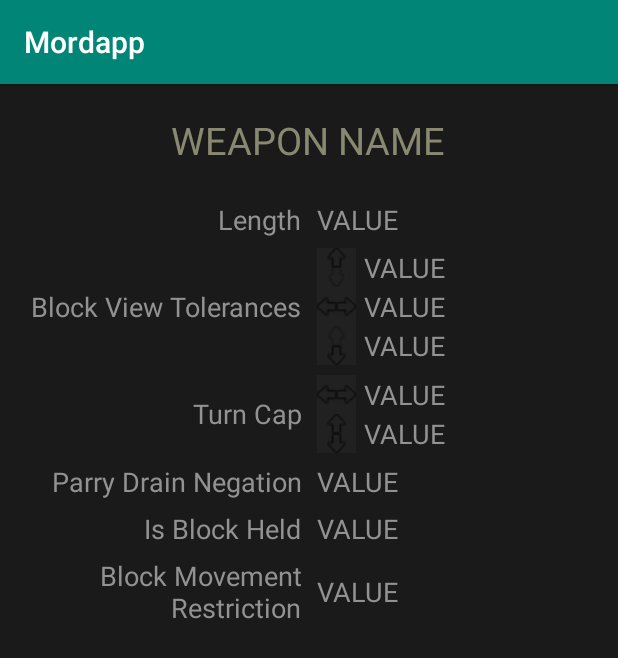
After one commit to Lucas-Mn/Mordapp, an Android app: the fragment FragWpnDetailShield placed in its activity, on a phone screen of 412 x 824 dp. The commit adds this screen. Shown: the top 658 px of the screen. Run offline under Robolectric (Android 15) with nearby library versions, the phone set to English and light mode, and no system bars; our stand-ins replace Room's generated code; 10 statements that could not run were skipped.

Commit message:
Shields Implemented
Gotta implement stats for dedicated throwables now.

```diff
--- a/app/src/main/java/frise/project/mordapp/model/Item.java
+++ b/app/src/main/java/frise/project/mordapp/model/Item.java
@@ -7,6 +7,7 @@ public class Item implements Serializable {
     //region helpers
     public static final String TYPE_WEAPON = "weapon";
     public static final String TYPE_USEABLE = "useable";
+    public static final String TYPE_SHIELD = "Shield";
     public static final String HANDED_ONE = "One-Handed";
     public static final String HANDED_TWO = "Two-Handed";
     public static final String HANDED_HYBRID = "One/Two-Handed";
@@ -22,6 +23,8 @@ public class Item implements Serializable {
     private Attack stab, strike;
     private Attack alt_stab, alt_strike;
     private float bvth, bvtu, bvtd;
+    private boolean heldBlock;
+    private String bmr;
     private String description;
     //endregion
 
@@ -34,6 +37,8 @@ public class Item implements Serializable {
     public float getBlockViewToleranceHorizontal(){return bvth;}
     public float getBlockViewToleranceUp(){return bvtu;}
     public float getBlockViewToleranceDown(){return bvtd;}
+    public boolean isBlockHeld(){return heldBlock;}
+    public String getBmr(){return bmr;}
     public String getDescription(){return description;}
     //endregion
 
@@ -61,18 +66,21 @@ public class Item implements Serializable {
         bvth = row.getBlockViewHorizontal();
         bvtu = row.getBlockViewUp();
         bvtd = row.getBlockViewDown();
+        heldBlock = row.getHeldBlock();
+        bmr = row.getBmr();
         description = row.getDescription();
         if(row.getMode().equals(Row.MODES_REGULAR))
             if(row.getAttackType().equals(Attack.STRIKE))
                 strike = row.getAttack();
             else if(row.getAttackType().equals(Attack.STAB))
                 stab = row.getAttack();
+            else strike = row.getAttack();
         else
             if(row.getAttackType().equals(Attack.STRIKE))
                 alt_strike = row.getAttack();
             else if(row.getAttackType().equals(Attack.STAB))
                 alt_stab = row.getAttack();
-        type = row.getAttackType()=="Use"?TYPE_USEABLE:TYPE_WEAPON;
+        type = row.getAttackType();
     }
     //endregion
 
@@ -109,6 +117,7 @@ public class Item implements Serializable {
 
     public enum MODE { REGULAR, ALT; }
     public enum ATK_TYPE { STRIKE, STAB; }
+    public Attack getAttack(){ return strike; }
     public Attack getAttack(MODE mode, ATK_TYPE type) {
         if(mode == MODE.REGULAR)
             if(type == ATK_TYPE.STRIKE)
--- a/app/src/main/java/frise/project/mordapp/model/Row.java
+++ b/app/src/main/java/frise/project/mordapp/model/Row.java
@@ -57,7 +57,7 @@ public class Row {
     public float getBlockViewHorizontal(){return bvth;}
     public float getBlockViewDown(){return bvtd;}
     public boolean getHeldBlock(){return heldblock=="Yes";}
-    //bmr?
+    public String getBmr(){return bmr;}
     public int getProjectileSpeed(){return projectile_speed;}
     public int getGravityScale(){return gravity_scale;}
     public int getMaxAmmo(){return maxAmmo;}
@@ -84,17 +84,19 @@ public class Row {
 
         Attack atk;
 
-        if(!attacktype.equals(ThrownAttack.TYPE))
+        if(attacktype.equals(RegularAttack.STRIKE) || attacktype.equals(RegularAttack.STAB))
             atk = new RegularAttack(dmg_head, dmg_chest, dmg_legs
                                     ,windup, release, recovery, combo,
                                     drain, negation, miss,
                                     tch, tcv,
                                     getStopOnHit(), getCanCombo(), getCanFlinch(), length,
                                     kb, wood, stone);
-        else
+        else if(attacktype.equals(ThrownAttack.TYPE))
             atk = new ThrownAttack(dmg_head, dmg_chest, dmg_legs,
                                     wood, stone, flinch,
                                     projectile_speed, gravity_scale);
+        else //if(attacktype.equals(ShieldAttack.TYPE))
+            atk = new ShieldAttack(tcv, tch, negation);
 
         return atk;
     }
--- /dev/null
+++ b/app/src/main/java/frise/project/mordapp/model/ShieldAttack.java
@@ -0,0 +1,23 @@
+package frise.project.mordapp.model;
+
+public class ShieldAttack extends Attack{
+
+    private float turncapVertical, turncapHorizontal;
+    private int negation;
+
+    public float getTurncapVertical(){return turncapVertical;}
+    public float getTurncapHorizontal(){return turncapHorizontal;}
+    public int getNegation(){return negation;}
+
+    public ShieldAttack(float turncapVertical, float turncapHorizontal, int negation) {
+        this.turncapVertical = turncapVertical;
+        this.turncapHorizontal = turncapHorizontal;
+        this.negation = negation;
+    }
+
+    public static final String TYPE = Item.TYPE_SHIELD;
+    @Override
+    public String getType() {
+        return TYPE;
+    }
+}
--- a/app/src/main/java/frise/project/mordapp/view/ActivityWeaponList.java
+++ b/app/src/main/java/frise/project/mordapp/view/ActivityWeaponList.java
@@ -13,6 +13,7 @@ import android.widget.Toast;
 
 import frise.project.mordapp.R;
 import frise.project.mordapp.model.Item;
+import frise.project.mordapp.model.RegularAttack;
 import frise.project.mordapp.model.RowContainer;
 import frise.project.mordapp.retrofit.HELPER;
 import frise.project.mordapp.retrofit.ItemDAO;
@@ -40,8 +41,10 @@ implements AdapterWpn.Listener {
     @Override
     public void onClick(Item item) {
         Fragment frg;
-        if(item.getAttack(Item.MODE.REGULAR, Item.ATK_TYPE.STRIKE) != null)
+        if(item.getType().equals(RegularAttack.STRIKE) || item.getType().equals(RegularAttack.STAB))
             frg = new FragWpnDetail();
+        else if(item.getType().equals(item.TYPE_SHIELD))
+            frg = new FragWpnDetailShield();
         else
             frg = new FragWpnDetailBlank();
         Bundle bundle = new Bundle();
--- a/app/src/main/java/frise/project/mordapp/view/FragWpnDetail.java
+++ b/app/src/main/java/frise/project/mordapp/view/FragWpnDetail.java
@@ -41,7 +41,6 @@ public class FragWpnDetail extends Fragment {
         // Required empty public constructor
     }
 
-
     @Override
     public View onCreateView(LayoutInflater inflater, ViewGroup container,
                              Bundle savedInstanceState) {
--- /dev/null
+++ b/app/src/main/java/frise/project/mordapp/view/FragWpnDetailShield.java
@@ -0,0 +1,73 @@
+package frise.project.mordapp.view;
+
+
+import android.os.Bundle;
+
+import androidx.fragment.app.Fragment;
+
+import android.view.LayoutInflater;
+import android.view.View;
+import android.view.ViewGroup;
+import android.widget.TextView;
+
+import frise.project.mordapp.R;
+import frise.project.mordapp.model.Item;
+import frise.project.mordapp.model.ShieldAttack;
+import frise.project.mordapp.retrofit.HELPER;
+
+/**
+ * A simple {@link Fragment} subclass.
+ */
+public class FragWpnDetailShield extends Fragment {
+
+    private Item item;
+
+    private ViewGroup detailContainer;
+    private TextView lblBvtUp, lblBvtHorizontal, lblBvtDown,
+        lblTurncapVertical, lblTurncapHorizontal,
+        lblNegation, lblBlockHeld, lblBmr;
+
+    public FragWpnDetailShield() {
+        // Required empty public constructor
+    }
+
+
+    @Override
+    public View onCreateView(LayoutInflater inflater, ViewGroup container,
+                             Bundle savedInstanceState) {
+        // Inflate the layout for this fragment
+        View view = inflater.inflate(R.layout.frag_wpn_detail_shield, container, false);
+
+        Bundle bundle = getArguments();
+        item = (Item) bundle.getSerializable(FragWpnDetail.TAG_WEAPON);
+
+        //region find views
+        detailContainer = view.findViewById(R.id.frag_wpn_shield_container);
+        LayoutInflater.from(getContext()).inflate(R.layout.lower_stats_shield, detailContainer);
+        lblBvtUp = detailContainer.findViewById(R.id.stats_shield_blockview_up);
+        lblBvtHorizontal = detailContainer.findViewById(R.id.stats_shield_blockview_horizontal);
+        lblBvtDown = detailContainer.findViewById(R.id.stats_shield_blockview_down);
+        lblTurncapVertical = detailContainer.findViewById(R.id.stats_shield_turncap_vertical);
+        lblTurncapHorizontal = detailContainer.findViewById(R.id.stats_shield_turncap_horizontal);
+        lblNegation = detailContainer.findViewById(R.id.stats_shield_negation);
+        lblBlockHeld = detailContainer.findViewById(R.id.stats_shield_block_held);
+        lblBmr = detailContainer.findViewById(R.id.stats_shield_bmr);
+        //endregion
+
+        //region set views
+        lblBvtUp.setText(String.valueOf(item.getBlockViewToleranceUp()));
+        lblBvtHorizontal.setText(String.valueOf(item.getBlockViewToleranceHorizontal()));
+        lblBvtDown.setText(String.valueOf(item.getBlockViewToleranceDown()));
+        ShieldAttack atk = (ShieldAttack) item.getAttack();
+        lblTurncapVertical.setText(String.valueOf(atk.getTurncapVertical()));
+        lblTurncapHorizontal.setText(String.valueOf(atk.getTurncapHorizontal()));
+        lblNegation.setText(String.valueOf(atk.getNegation()));
+        lblBlockHeld.setText(HELPER.boolToYN(item.isBlockHeld()));
+        lblBmr.setText(item.getBmr());
+        //endregion
+
+        return view;
+
+    }
+
+}
--- a/app/src/main/java/frise/project/mordapp/view/custom/LowerDetailViewRegular.java
+++ b/app/src/main/java/frise/project/mordapp/view/custom/LowerDetailViewRegular.java
@@ -85,6 +85,7 @@ public class LowerDetailViewRegular extends LowerDetailView {
         lblNegation.setText(String.valueOf(attack.getNegation()));
         lblSOH.setText(HELPER.boolToYN(attack.isStop_on_hit()));
         lblCombo.setText(HELPER.boolToYN(attack.canCombo()));
+        lblKnockback.setText(String.valueOf(attack.getKnockback()));
         lblWood.setText(String.valueOf(attack.getWoodDamage()));
         lblStone.setText(String.valueOf(attack.getStoneDamage()));
         lblBlockHeld.setText("No");
--- /dev/null
+++ b/app/src/main/res/layout/frag_wpn_detail_shield.xml
@@ -0,0 +1,25 @@
+<?xml version="1.0" encoding="utf-8"?>
+<LinearLayout xmlns:android="http://schemas.android.com/apk/res/android"
+    xmlns:tools="http://schemas.android.com/tools"
+    android:layout_width="match_parent"
+    android:layout_height="match_parent"
+    android:orientation="vertical"
+    android:background="@color/colorMenuBackground"
+    tools:context=".view.FragWpnDetailShield">
+
+    <TextView
+        android:id="@+id/frag_wpn_detail_name"
+        android:text="WEAPON NAME"
+        android:textSize="25dp"
+        android:textColor="@color/colorTextWpn"
+        android:layout_gravity="center_horizontal"
+        android:layout_margin="20dp"
+        android:layout_width="wrap_content"
+        android:layout_height="wrap_content" />
+
+    <FrameLayout
+        android:id="@+id/frag_wpn_shield_container"
+        android:layout_width="match_parent"
+        android:layout_height="match_parent"></FrameLayout>
+
+</LinearLayout>
--- /dev/null
+++ b/app/src/main/res/layout/lower_stats_shield.xml
@@ -0,0 +1,177 @@
+<?xml version="1.0" encoding="utf-8"?>
+<TableLayout
+    xmlns:android="http://schemas.android.com/apk/res/android"
+    android:orientation="vertical"
+    android:layout_width="match_parent"
+    android:layout_height="match_parent"
+    android:id="@+id/lower_stats_thrown_container"
+    android:background="@color/colorMenuBackground">
+
+    <TableRow
+        style="@style/LowerStatsRow">
+
+        <TextView
+            android:text="Length"
+            style="@style/TextViewLowerDetailKey" />
+
+        <TextView
+            android:id="@+id/stats_default_length"
+            style="@style/TextViewLowerDetailValue" />
+
+    </TableRow>
+
+    <TableRow
+        style="@style/LowerStatsRow">
+
+        <TextView
+            android:text="Block View Tolerances"
+            style="@style/TextViewLowerDetailKey" />
+
+        <LinearLayout
+            android:orientation="vertical"
+            android:layout_marginLeft="5dp"
+            android:layout_weight="1"
+            android:layout_width="0dp"
+            android:layout_height="wrap_content">
+
+            <LinearLayout
+                android:layout_width="match_parent"
+                android:layout_height="wrap_content">
+
+                <ImageView
+                    android:src="@drawable/thumbnail_stat_blockview_up"
+                    android:layout_width="wrap_content"
+                    android:layout_height="wrap_content" />
+
+                <TextView
+                    android:id="@+id/stats_shield_blockview_up"
+                    style="@style/TextViewLowerDetailValue"
+                    android:layout_width="match_parent"/>
+
+            </LinearLayout>
+
+            <LinearLayout
+                android:layout_width="match_parent"
+                android:layout_height="wrap_content">
+
+                <ImageView
+                    android:src="@drawable/thumbnail_stat_blockview_horizontal"
+                    android:layout_width="wrap_content"
+                    android:layout_height="wrap_content" />
+
+                <TextView
+                    android:id="@+id/stats_shield_blockview_horizontal"
+                    style="@style/TextViewLowerDetailValue"
+                    android:layout_width="match_parent"/>
+
+            </LinearLayout>
+
+            <LinearLayout
+                android:layout_width="match_parent"
+                android:layout_height="wrap_content">
+
+                <ImageView
+                    android:src="@drawable/thumbnail_stat_blockview_down"
+                    android:layout_width="wrap_content"
+                    android:layout_height="wrap_content" />
+
+                <TextView
+                    android:id="@+id/stats_shield_blockview_down"
+                    style="@style/TextViewLowerDetailValue"
+                    android:layout_width="match_parent"/>
+
+            </LinearLayout>
+
+        </LinearLayout>
+
+    </TableRow>
+
+    <TableRow style="@style/LowerStatsRow">
+
+        <TextView
+            android:text="Turn Cap"
+            style="@style/TextViewLowerDetailKey" />
+
+        <LinearLayout
+            android:orientation="vertical"
+            android:layout_marginLeft="5dp"
+            android:layout_weight="1"
+            android:layout_width="0dp"
+            android:layout_height="wrap_content">
+
+            <LinearLayout
+                android:layout_width="match_parent"
+                android:layout_height="wrap_content">
+
+                <ImageView
+                    android:src="@drawable/thumbnail_stat_turncap_horizontal"
+                    android:layout_width="wrap_content"
+                    android:layout_height="wrap_content" />
+
+                <TextView
+                    android:id="@+id/stats_shield_turncap_horizontal"
+                    style="@style/TextViewLowerDetailValue"
+                    android:layout_width="match_parent"/>
+
+            </LinearLayout>
+
+            <LinearLayout
+                android:layout_width="match_parent"
+                android:layout_height="wrap_content">
+
+                <ImageView
+                    android:src="@drawable/thumbnail_stat_turncap_vertical"
+                    android:layout_width="wrap_content"
+                    android:layout_height="wrap_content" />
+
+                <TextView
+                    android:id="@+id/stats_shield_turncap_vertical"
+                    style="@style/TextViewLowerDetailValue"
+                    android:layout_width="match_parent"/>
+
+            </LinearLayout>
+
+        </LinearLayout>
+
+    </TableRow>
+
+    <TableRow
+        style="@style/LowerStatsRow">
+
+        <TextView
+            android:text="Parry Drain Negation"
+            style="@style/TextViewLowerDetailKey" />
+
+        <TextView
+            android:id="@+id/stats_shield_negation"
+            style="@style/TextViewLowerDetailValue" />
+
+    </TableRow>
+
+    <TableRow
+        style="@style/LowerStatsRow">
+
+        <TextView
+            android:text="Is Block Held"
+            style="@style/TextViewLowerDetailKey" />
+
+        <TextView
+            android:id="@+id/stats_shield_block_held"
+            style="@style/TextViewLowerDetailValue" />
+
+    </TableRow>
+
+    <TableRow
+        style="@style/LowerStatsRow">
+
+        <TextView
+            android:text="Block Movement Restriction"
+            style="@style/TextViewLowerDetailKey" />
+
+        <TextView
+            android:id="@+id/stats_shield_bmr"
+            style="@style/TextViewLowerDetailValue" />
+
+    </TableRow>
+
+</TableLayout>
```
